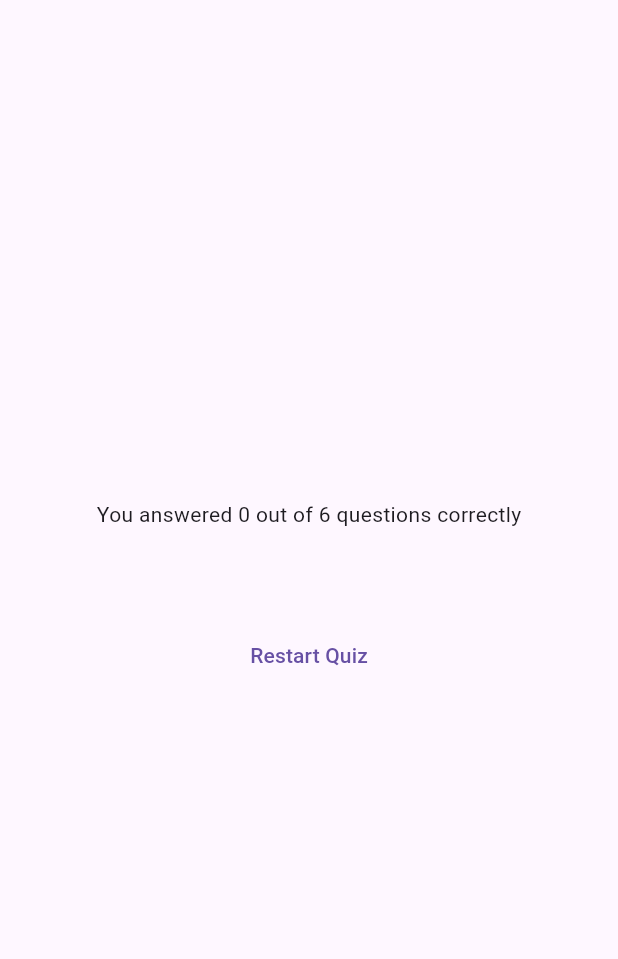
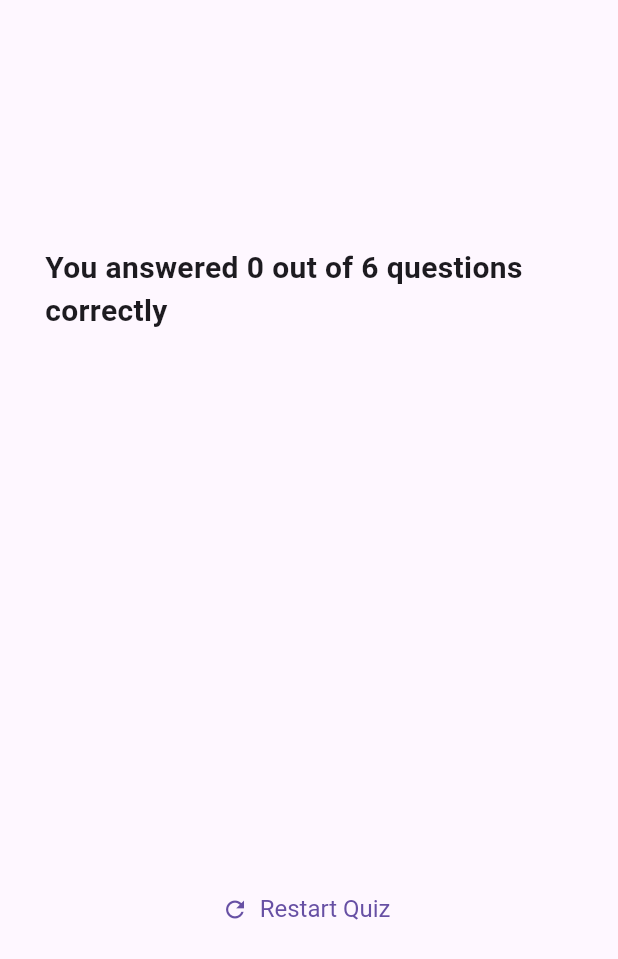
Before and after one commit to Meruem243/QuizApp, a Flutter app: the ResultScreen widget shown alone on an empty page, opened directly with empty values, on a phone screen of 412 x 824 dp. Shown: the top 959 px of the screen. Run offline on Flutter 3.47's test engine with Material 3 defaults, Android fonts, the phone set to English and light mode, and no system bars; our stand-ins replace google_fonts.

Commit message:
enhance result screen with summary display and reset functionality

```diff
--- a/lib/result_screen.dart
+++ b/lib/result_screen.dart
@@ -3,8 +3,13 @@ import 'package:quizapp/data/questions.dart';
 import 'package:quizapp/question_summary.dart';
 
 class ResultScreen extends StatelessWidget {
-  const ResultScreen({super.key, required this.chosenAnswers});
+  const ResultScreen({
+    super.key,
+    required this.chosenAnswers,
+    required this.resetQuiz,
+  });
   final List<String> chosenAnswers;
+  final VoidCallback resetQuiz;
 
   List<Map<String, Object>> getSummaryData() {
     final List<Map<String, Object>> summaryData = [];
@@ -41,11 +46,24 @@ class ResultScreen extends StatelessWidget {
           children: [
             Text(
               'You answered $numCorrectAnswers out of $totalQuestions questions correctly',
+              style: const TextStyle(
+                fontSize: 20, // Increased font size
+                fontWeight: FontWeight.bold,
+              ),
             ),
             const SizedBox(height: 30),
             QuestionSummary(summaryData),
             const SizedBox(height: 30),
-            TextButton(onPressed: () {}, child: const Text('Restart Quiz')),
+            TextButton.icon(
+              onPressed: () {
+                resetQuiz();
+              },
+              icon: const Icon(Icons.refresh),
+              label: const Text('Restart Quiz'),
+              style: TextButton.styleFrom(
+                textStyle: const TextStyle(fontSize: 16),
+              ),
+            ),
             const SizedBox(height: 30),
           ],
         ),
```
Also changed, not shown: lib/question_summary.dart (+31 -7 lines), lib/quiz.dart (+11 -1 lines).
